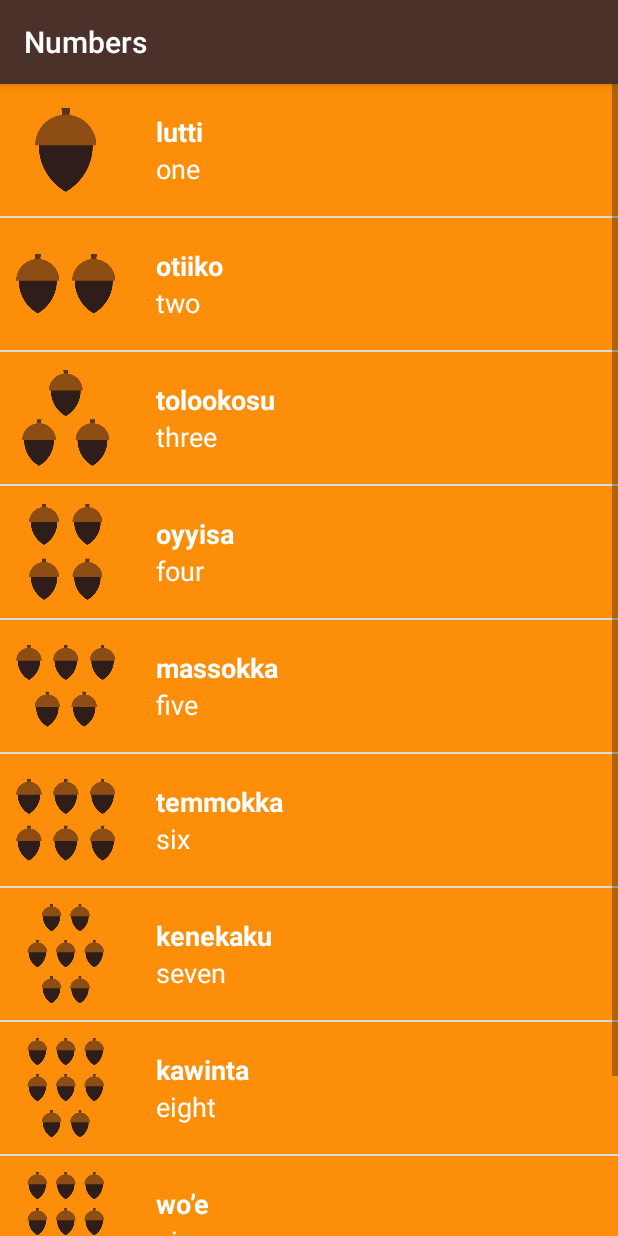
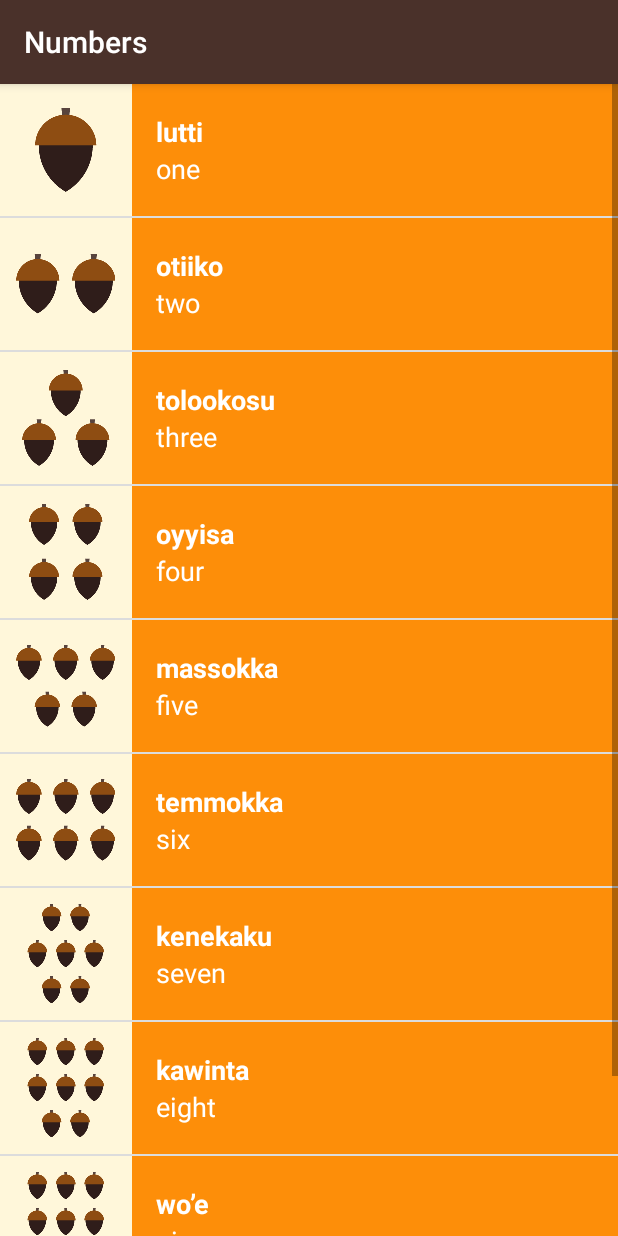
Before and after one commit to omega9999/Miwok, an Android app: the screen it shows after launch (NumbersActivity), after a tap on "Numbers", on a phone screen of 412 x 824 dp. Run offline under Robolectric (Android 15) with nearby library versions, the phone set to English and light mode, and no system bars.

Commit message:
customize color for different list

```diff
--- a/app/src/main/java/com/example/android/miwok/ColorsActivity.java
+++ b/app/src/main/java/com/example/android/miwok/ColorsActivity.java
@@ -32,6 +32,6 @@ public class ColorsActivity extends AppCompatActivity {
         ListView listView = findViewById(R.id.list);
 
         //listView.setAdapter(adapter);
-        listView.setAdapter(new WordAdapter(this, words));
+        listView.setAdapter(new WordAdapter(this, words, R.color.category_colors));
     }
 }
--- a/app/src/main/java/com/example/android/miwok/FamilyActivity.java
+++ b/app/src/main/java/com/example/android/miwok/FamilyActivity.java
@@ -31,6 +31,6 @@ public class FamilyActivity extends AppCompatActivity {
 
         ListView listView = findViewById(R.id.list);
         //listView.setAdapter(adapter);
-        listView.setAdapter(new WordAdapter(this, words));
+        listView.setAdapter(new WordAdapter(this, words, R.color.category_family));
     }
 }
--- a/app/src/main/java/com/example/android/miwok/NumbersActivity.java
+++ b/app/src/main/java/com/example/android/miwok/NumbersActivity.java
@@ -32,7 +32,7 @@ public class NumbersActivity extends AppCompatActivity {
 
         ListView listView = findViewById(R.id.list);
         //listView.setAdapter(adapter);
-        listView.setAdapter(new WordAdapter(this, words));
+        listView.setAdapter(new WordAdapter(this, words, R.color.category_numbers));
 
     }
 }
--- a/app/src/main/java/com/example/android/miwok/PhrasesActivity.java
+++ b/app/src/main/java/com/example/android/miwok/PhrasesActivity.java
@@ -1,6 +1,7 @@
 package com.example.android.miwok;
 
 import androidx.appcompat.app.AppCompatActivity;
+import androidx.core.content.ContextCompat;
 
 import android.os.Bundle;
 import android.widget.ListView;
@@ -31,6 +32,6 @@ public class PhrasesActivity extends AppCompatActivity {
 
         ListView listView = findViewById(R.id.list);
         //listView.setAdapter(adapter);
-        listView.setAdapter(new WordAdapter(this, words));
+        listView.setAdapter(new WordAdapter(this, words, R.color.category_phrases));
     }
 }
--- a/app/src/main/java/com/example/android/miwok/WordAdapter.java
+++ b/app/src/main/java/com/example/android/miwok/WordAdapter.java
@@ -17,8 +17,10 @@ import androidx.annotation.Nullable;
 import java.util.List;
 
 public class WordAdapter extends ArrayAdapter<Word> {
-    public WordAdapter(@NonNull final Context context, @NonNull final List<Word> objects) {
+    public WordAdapter(@NonNull final Context context, @NonNull final List<Word> objects, final int backgroundColorId) {
         super(context, LIST_ITEM, objects);
+         // ContextCompat.getColor()
+        this.mBackgroundColor = context.getResources().getColor(backgroundColorId);
     }
 
     @NonNull
@@ -46,7 +48,6 @@ public class WordAdapter extends ArrayAdapter<Word> {
             }
         }
 
-        view.setBackgroundColor(view.getResources().getColor(R.color.category_numbers));
 
         /*
         * put a dark rectangle behind the view and set the view's opacity. This saves painting the rectangle when the view is 100% opaque.
@@ -69,14 +70,17 @@ public class WordAdapter extends ArrayAdapter<Word> {
         TextView miwokWord = view.findViewById(R.id.miwok_text_view);
         TextView defaultWord = view.findViewById(R.id.default_text_view);
         ImageView imageView = view.findViewById(R.id.image);
+        ViewGroup viewGroup = view.findViewById(R.id.text_container);
 
         miwokWord.setText(null);
         defaultWord.setText(null);
         imageView.setImageResource(Word.NO_IMAGE_ID);
         imageView.setVisibility(View.GONE);
+        viewGroup.setBackgroundColor(this.mBackgroundColor);
     }
 
     private static final int LIST_ITEM = R.layout.list_item;
+    private final int mBackgroundColor;
 
     private static final String TAG = WordAdapter.class.getSimpleName();
 }
--- a/app/src/main/res/layout/list_item.xml
+++ b/app/src/main/res/layout/list_item.xml
@@ -16,7 +16,6 @@
         android:id="@+id/text_container"
         android:layout_width="match_parent"
         android:layout_height="match_parent"
-        android:background="@color/category_numbers"
         android:orientation="vertical"
         android:paddingStart="16dp"
         android:paddingLeft="16dp">
```
